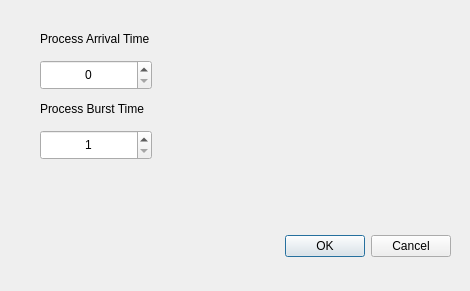
First picture: the form in editDialog.ui, repository Osama-Gamal/CPU-Scheduling-Simulator, before the edit.
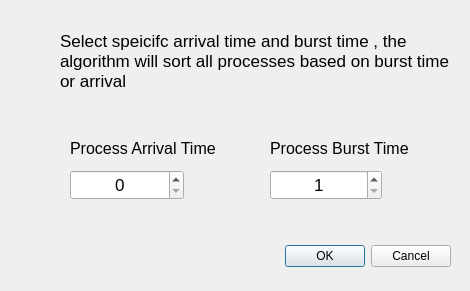
Second picture: the form after the edit.

```diff
--- a/editDialog.ui
+++ b/editDialog.ui
@@ -17,7 +17,7 @@
    <property name="geometry">
     <rect>
      <x>110</x>
-     <y>230</y>
+     <y>240</y>
      <width>341</width>
      <height>32</height>
     </rect>
@@ -32,12 +32,17 @@
   <widget class="QLabel" name="label">
    <property name="geometry">
     <rect>
-     <x>40</x>
-     <y>30</y>
-     <width>141</width>
+     <x>70</x>
+     <y>140</y>
+     <width>171</width>
      <height>17</height>
     </rect>
    </property>
+   <property name="font">
+    <font>
+     <pointsize>12</pointsize>
+    </font>
+   </property>
    <property name="text">
     <string>Process Arrival Time</string>
    </property>
@@ -45,12 +50,17 @@
   <widget class="QDoubleSpinBox" name="arrivalTimeText">
    <property name="geometry">
     <rect>
-     <x>40</x>
-     <y>60</y>
-     <width>112</width>
+     <x>70</x>
+     <y>170</y>
+     <width>114</width>
      <height>30</height>
     </rect>
    </property>
+   <property name="font">
+    <font>
+     <pointsize>13</pointsize>
+    </font>
+   </property>
    <property name="alignment">
     <set>Qt::AlignCenter</set>
    </property>
@@ -67,12 +77,17 @@
   <widget class="QDoubleSpinBox" name="burstTimeText">
    <property name="geometry">
     <rect>
-     <x>40</x>
-     <y>130</y>
+     <x>270</x>
+     <y>170</y>
      <width>112</width>
      <height>30</height>
     </rect>
    </property>
+   <property name="font">
+    <font>
+     <pointsize>13</pointsize>
+    </font>
+   </property>
    <property name="alignment">
     <set>Qt::AlignCenter</set>
    </property>
@@ -86,16 +101,54 @@
   <widget class="QLabel" name="label_2">
    <property name="geometry">
     <rect>
-     <x>40</x>
-     <y>100</y>
-     <width>141</width>
+     <x>270</x>
+     <y>140</y>
+     <width>151</width>
      <height>17</height>
     </rect>
    </property>
+   <property name="font">
+    <font>
+     <pointsize>12</pointsize>
+    </font>
+   </property>
    <property name="text">
     <string>Process Burst Time</string>
    </property>
   </widget>
+  <widget class="QLabel" name="label_3">
+   <property name="geometry">
+    <rect>
+     <x>60</x>
+     <y>10</y>
+     <width>401</width>
+     <height>101</height>
+    </rect>
+   </property>
+   <property name="font">
+    <font>
+     <pointsize>13</pointsize>
+    </font>
+   </property>
+   <property name="autoFillBackground">
+    <bool>false</bool>
+   </property>
+   <property name="lineWidth">
+    <number>1</number>
+   </property>
+   <property name="text">
+    <string>Select speicifc arrival time and burst time , the algorithm will sort all processes based on burst time or arrival</string>
+   </property>
+   <property name="textFormat">
+    <enum>Qt::PlainText</enum>
+   </property>
+   <property name="scaledContents">
+    <bool>false</bool>
+   </property>
+   <property name="wordWrap">
+    <bool>true</bool>
+   </property>
+  </widget>
  </widget>
  <resources/>
  <connections>
```
